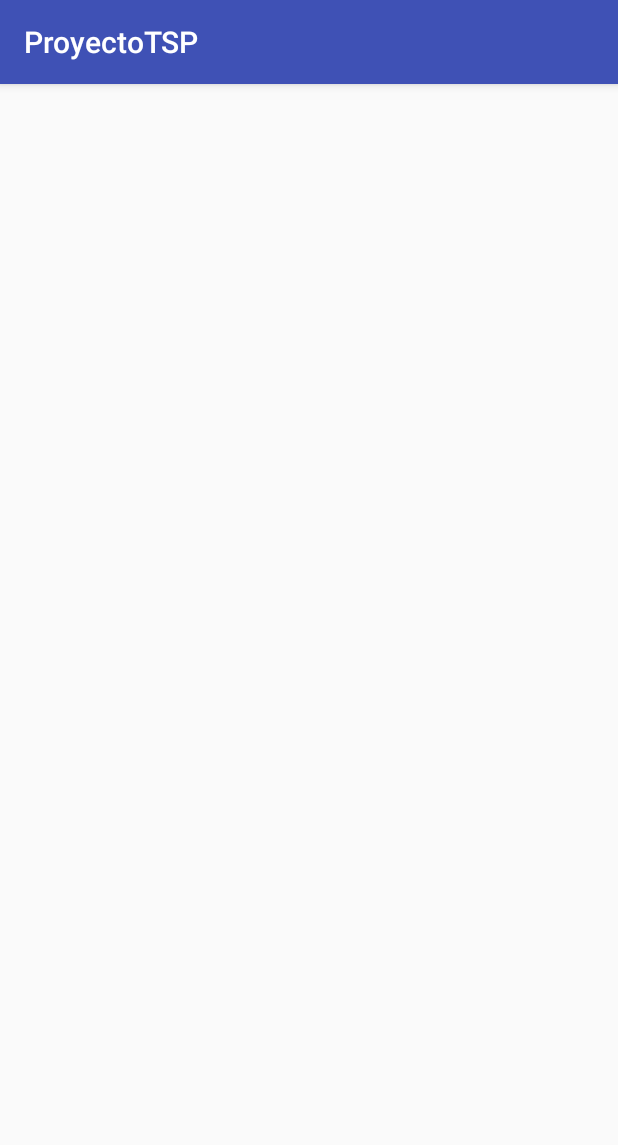
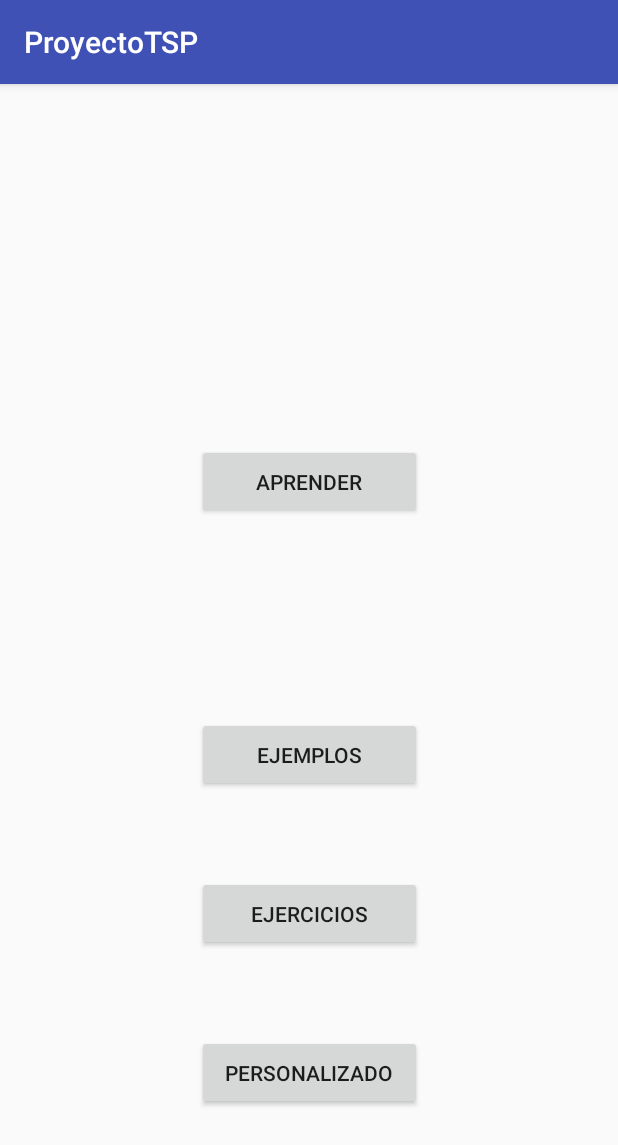
Before and after one commit to ProyectoTeam/ProyectoTSP, an Android app: the MenuPrincipal screen opened directly, with no data from a screen before it, on a phone screen of 412 x 824 dp. Shown: the top 1145 px of the screen. Run offline under Robolectric (Android 15) with nearby library versions, the phone set to English and light mode, and no system bars.

Commit message:
Agregado los botones para el menú

```diff
--- a/app/src/main/res/layout/activity_menu_principal.xml
+++ b/app/src/main/res/layout/activity_menu_principal.xml
@@ -6,4 +6,63 @@
     android:layout_height="match_parent"
     tools:context=".MenuPrincipal">
 
+    <Button
+        android:id="@+id/btnAprender"
+        android:layout_width="@dimen/dim_boton_width"
+        android:layout_height="@dimen/dim_boton_height"
+        android:text="@string/txt_aprender"
+        android:layout_marginBottom="8dp"
+        android:layout_marginEnd="8dp"
+        android:layout_marginLeft="8dp"
+        android:layout_marginRight="8dp"
+        android:layout_marginStart="8dp"
+        android:layout_marginTop="8dp"
+        app:layout_constraintBottom_toTopOf="@+id/btnEjemplos"
+        app:layout_constraintEnd_toEndOf="parent"
+        app:layout_constraintStart_toStartOf="parent"
+        app:layout_constraintTop_toTopOf="parent"
+        app:layout_constraintVertical_bias="0.652" />
+
+    <Button
+        android:id="@+id/btnEjemplos"
+        android:layout_width="@dimen/dim_boton_width"
+        android:layout_height="@dimen/dim_boton_height"
+        android:text="@string/txt_ejemplos"
+        android:layout_marginBottom="56dp"
+        android:layout_marginEnd="8dp"
+        android:layout_marginLeft="8dp"
+        android:layout_marginRight="8dp"
+        android:layout_marginStart="8dp"
+        app:layout_constraintBottom_toTopOf="@+id/btnEjercicios"
+        app:layout_constraintEnd_toEndOf="parent"
+        app:layout_constraintStart_toStartOf="parent" />
+
+    <Button
+        android:id="@+id/btnEjercicios"
+        android:layout_width="@dimen/dim_boton_width"
+        android:layout_height="@dimen/dim_boton_height"
+        android:text="@string/txt_ejercicios"
+        android:layout_marginBottom="56dp"
+        android:layout_marginEnd="8dp"
+        android:layout_marginLeft="8dp"
+        android:layout_marginRight="8dp"
+        android:layout_marginStart="8dp"
+        app:layout_constraintBottom_toTopOf="@+id/btnPersonalizado"
+        app:layout_constraintEnd_toEndOf="parent"
+        app:layout_constraintStart_toStartOf="parent" />
+
+    <Button
+        android:id="@+id/btnPersonalizado"
+        android:layout_width="@dimen/dim_boton_width"
+        android:layout_height="@dimen/dim_boton_height"
+        android:text="@string/txt_personalizado"
+        android:layout_marginBottom="84dp"
+        android:layout_marginEnd="8dp"
+        android:layout_marginLeft="8dp"
+        android:layout_marginRight="8dp"
+        android:layout_marginStart="8dp"
+        app:layout_constraintBottom_toBottomOf="parent"
+        app:layout_constraintEnd_toEndOf="parent"
+        app:layout_constraintStart_toStartOf="parent" />
+
 </android.support.constraint.ConstraintLayout>
--- a/app/src/main/res/values/strings.xml
+++ b/app/src/main/res/values/strings.xml
@@ -1,6 +1,9 @@
 <resources>
     <string name="app_name">ProyectoTSP</string>
-    <string name="txt_bienvenida">Learn All dying</string>
-
+    <string name="txt_bienvenida">Learn All</string>
     <string name="txt_inicio">Empezar</string>
+    <string name="txt_aprender">Aprender</string>
+    <string name="txt_ejemplos">Ejemplos</string>
+    <string name="txt_ejercicios">Ejercicios</string>
+    <string name="txt_personalizado">Personalizado</string>
 </resources>
```
